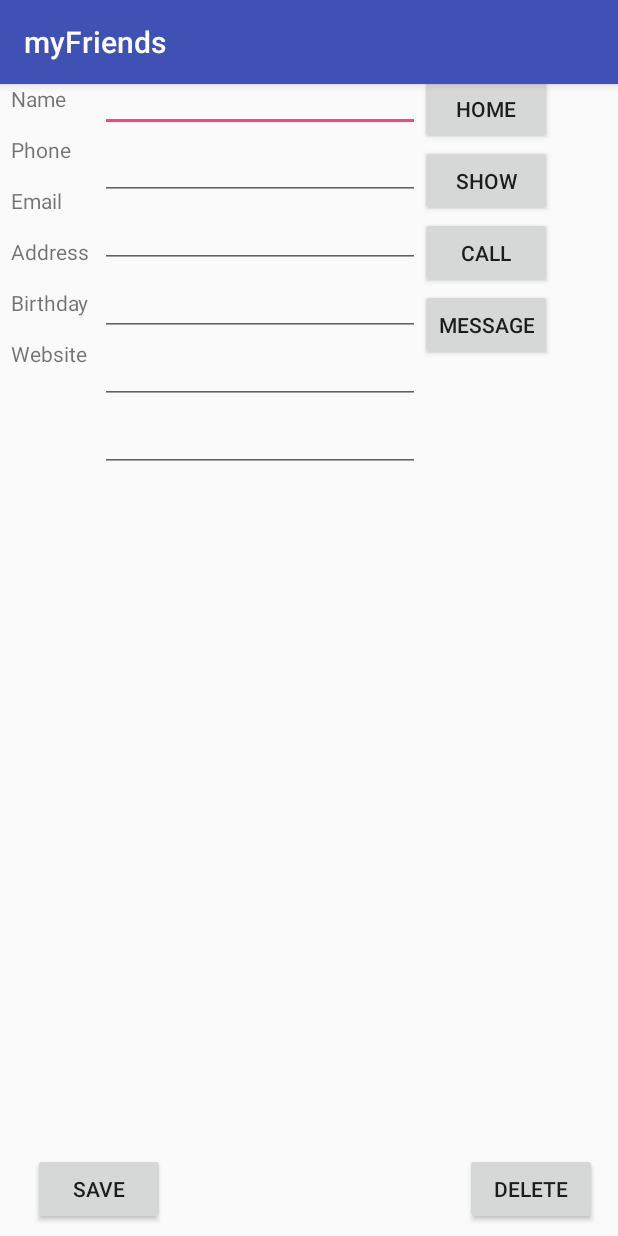
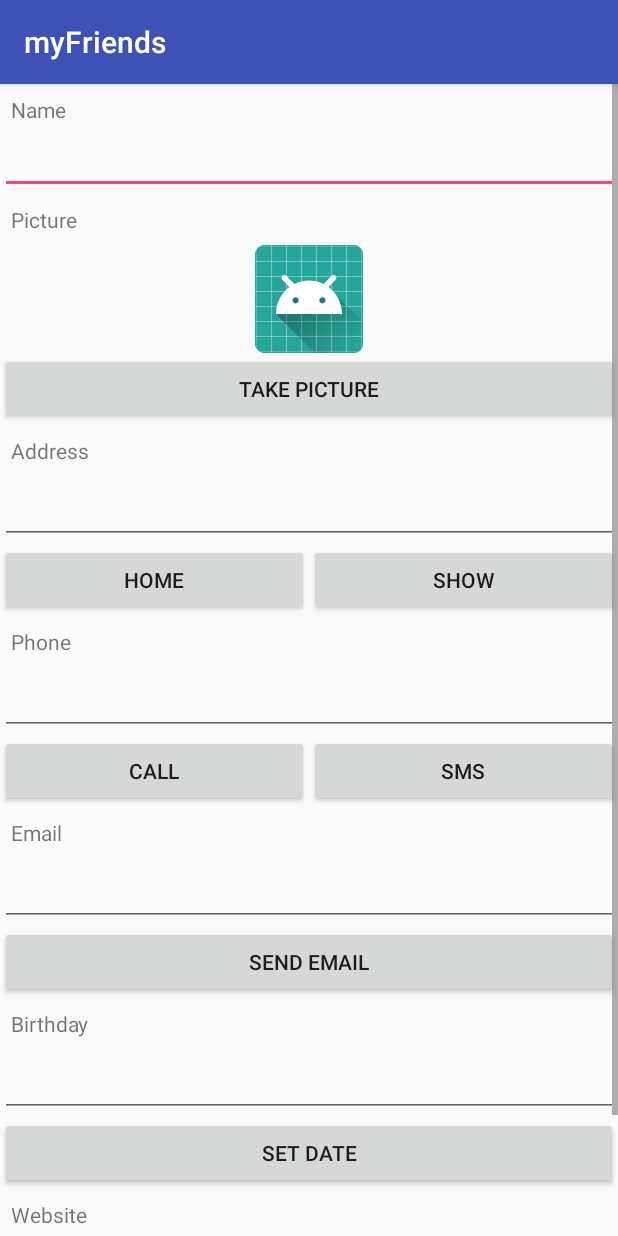
Before and after one commit to moystre/myFriends, an Android app: the DetailsActivity screen opened directly, with no data from a screen before it, on a phone screen of 412 x 824 dp. Run offline under Robolectric (Android 15) with nearby library versions, the phone set to English and light mode, and no system bars.

Commit message:
Fixed Details view

```diff
--- a/app/src/main/res/layout/activity_details.xml
+++ b/app/src/main/res/layout/activity_details.xml
@@ -9,23 +9,83 @@
     <RelativeLayout
         android:layout_width="wrap_content"
         android:layout_height="wrap_content"
-        android:layout_marginBottom="8dp"
         app:layout_constraintBottom_toBottomOf="parent"
         app:layout_constraintEnd_toEndOf="parent"
+        app:layout_constraintHorizontal_bias="1.0"
         app:layout_constraintStart_toStartOf="parent">
 
+        <ScrollView
+            android:layout_width="match_parent"
+            android:layout_height="match_parent">
+
             <LinearLayout
-            android:id="@+id/detailsMainRow"
                 android:layout_width="match_parent"
                 android:layout_height="wrap_content"
-            android:layout_alignParentStart="true"
-            android:layout_alignParentTop="true"
-            android:gravity="top"
-            android:orientation="horizontal">
+                android:orientation="vertical">
 
                 <LinearLayout
-                android:id="@+id/detailsTextViews"
+                    android:layout_width="match_parent"
+                    android:layout_height="wrap_content"
+                    android:orientation="vertical">
+
+                    <TextView
+                        android:id="@+id/friendDetailsNameLabel"
                         android:layout_width="wrap_content"
+                        android:layout_height="wrap_content"
+                        android:layout_weight="1"
+                        android:labelFor="@+id/friendDetailsNameEdit"
+                        android:layoutDirection="inherit"
+                        android:padding="7dp"
+                        android:text="@string/friendDetailsNameLabel"
+                        android:visibility="visible" />
+
+                    <EditText
+                        android:id="@+id/friendDetailsNameEdit"
+                        android:layout_width="match_parent"
+                        android:layout_height="wrap_content"
+                        android:layout_weight="1"
+                        android:ems="10"
+                        android:inputType="textPersonName"
+                        android:padding="7dp" />
+
+                </LinearLayout>
+
+                <LinearLayout
+                    android:layout_width="match_parent"
+                    android:layout_height="match_parent"
+                    android:layout_weight="1"
+                    android:orientation="vertical">
+
+                    <TextView
+                        android:id="@+id/friendDetailsPictureLabel"
+                        android:layout_width="wrap_content"
+                        android:layout_height="wrap_content"
+                        android:layout_weight="1"
+                        android:labelFor="@+id/friendDetailsPictureEdit"
+                        android:layoutDirection="inherit"
+                        android:padding="7dp"
+                        android:text="@string/friendDetailsPictureLabel"
+                        android:visibility="visible" />
+
+                    <ImageView
+                        android:id="@+id/friendDetailsPictureEdit"
+                        android:layout_width="match_parent"
+                        android:layout_height="wrap_content"
+                        android:layout_weight="1"
+                        app:srcCompat="@mipmap/ic_launcher" />
+
+                    <Button
+                        android:id="@+id/takePictureButton"
+                        android:layout_width="match_parent"
+                        android:layout_height="wrap_content"
+                        android:layout_weight="1"
+                        android:onClick="showOnMap"
+                        android:text="TAKE PICTURE" />
+
+                </LinearLayout>
+
+                <LinearLayout
+                    android:layout_width="match_parent"
                     android:layout_height="wrap_content"
                     android:orientation="vertical">
 
@@ -35,15 +95,56 @@
                         android:orientation="vertical">
 
                         <TextView
-                        android:id="@+id/nameTextView"
+                            android:id="@+id/friendDetailsAddressLabel"
+                            android:layout_width="wrap_content"
+                            android:layout_height="wrap_content"
+                            android:layout_weight="1"
+                            android:labelFor="@+id/friendDetailsAddressEdit"
+                            android:layoutDirection="inherit"
+                            android:padding="7dp"
+                            android:text="@string/friendDetailsAddressLabel"
+                            android:visibility="visible" />
+
+                        <EditText
+                            android:id="@+id/friendDetailsAddressEdit"
                             android:layout_width="match_parent"
                             android:layout_height="wrap_content"
-                        android:labelFor="@+id/nameEditText"
-                        android:layoutDirection="inherit"
-                        android:padding="7dp"
-                        android:text="Name"
-                        android:visibility="visible" />
+                            android:layout_weight="1"
+                            android:ems="10"
+                            android:inputType="textPostalAddress" />
+
                     </LinearLayout>
+
+                    <LinearLayout
+                        android:layout_width="match_parent"
+                        android:layout_height="wrap_content"
+                        android:layout_weight="1"
+                        android:orientation="horizontal">
+
+                        <Button
+                            android:id="@+id/setHomeAddressLocationButton"
+                            android:layout_width="wrap_content"
+                            android:layout_height="wrap_content"
+                            android:layout_weight="1"
+                            android:onClick="setHome"
+                            android:text="Home" />
+
+                        <Button
+                            android:id="@+id/showHomeAddressLocationButton"
+                            android:layout_width="wrap_content"
+                            android:layout_height="wrap_content"
+                            android:layout_weight="1"
+                            android:onClick="showOnMap"
+                            android:text="Show" />
+
+                    </LinearLayout>
+
+                </LinearLayout>
+
+                <LinearLayout
+                    android:layout_width="match_parent"
+                    android:layout_height="wrap_content"
+                    android:orientation="vertical">
 
                     <LinearLayout
                         android:layout_width="match_parent"
@@ -51,15 +152,55 @@
                         android:orientation="vertical">
 
                         <TextView
-                        android:id="@+id/phoneTextView"
+                            android:id="@+id/friendDetailsPhoneLabel"
+                            android:layout_width="wrap_content"
+                            android:layout_height="wrap_content"
+                            android:layout_weight="1"
+                            android:labelFor="@+id/friendDetailsPhoneEdit"
+                            android:layoutDirection="inherit"
+                            android:padding="7dp"
+                            android:text="@string/friendDetailsPhoneLabel"
+                            android:visibility="visible" />
+
+                        <EditText
+                            android:id="@+id/friendDetailsPhoneEdit"
                             android:layout_width="match_parent"
                             android:layout_height="wrap_content"
-                        android:labelFor="@+id/phoneEditText"
-                        android:layoutDirection="inherit"
-                        android:lineSpacingExtra="18sp"
-                        android:padding="7dp"
-                        android:text="Phone" />
+                            android:layout_weight="1"
+                            android:ems="10"
+                            android:inputType="phone" />
+
                     </LinearLayout>
+
+                    <LinearLayout
+                        android:layout_width="match_parent"
+                        android:layout_height="wrap_content"
+                        android:layout_weight="1"
+                        android:orientation="horizontal">
+
+                        <Button
+                            android:id="@+id/callButton"
+                            android:layout_width="wrap_content"
+                            android:layout_height="wrap_content"
+                            android:layout_weight="1"
+                            android:onClick="setHome"
+                            android:text="CALL" />
+
+                        <Button
+                            android:id="@+id/smsButton"
+                            android:layout_width="wrap_content"
+                            android:layout_height="wrap_content"
+                            android:layout_weight="1"
+                            android:onClick="showOnMap"
+                            android:text="SMS" />
+
+                    </LinearLayout>
+                </LinearLayout>
+
+                <LinearLayout
+                    android:layout_width="match_parent"
+                    android:layout_height="wrap_content"
+                    android:orientation="vertical">
 
                     <LinearLayout
                         android:layout_width="match_parent"
@@ -67,185 +208,133 @@
                         android:orientation="vertical">
 
                         <TextView
-                        android:id="@+id/emailTextView"
+                            android:id="@+id/friendDetailsEmailLabel"
+                            android:layout_width="wrap_content"
+                            android:layout_height="wrap_content"
+                            android:layout_weight="1"
+                            android:labelFor="@+id/friendDetailsEmailEdit"
+                            android:layoutDirection="inherit"
+                            android:padding="7dp"
+                            android:text="@string/friendDetailsEmailLabel"
+                            android:visibility="visible" />
+
+                        <EditText
+                            android:id="@+id/friendDetailsEmailEdit"
                             android:layout_width="match_parent"
                             android:layout_height="wrap_content"
-                        android:labelFor="@+id/emailEditText"
+                            android:layout_weight="1"
+                            android:ems="10"
+                            android:inputType="textEmailAddress" />
+
+                    </LinearLayout>
+
+                    <LinearLayout
+                        android:layout_width="match_parent"
+                        android:layout_height="wrap_content"
+                        android:layout_weight="1"
+                        android:orientation="horizontal">
+
+                        <Button
+                            android:id="@+id/sendEmailButton"
+                            android:layout_width="wrap_content"
+                            android:layout_height="wrap_content"
+                            android:layout_weight="1"
+                            android:onClick="showOnMap"
+                            android:text="SEND EMAIL" />
+
+                    </LinearLayout>
+                </LinearLayout>
+
+                <LinearLayout
+                    android:layout_width="match_parent"
+                    android:layout_height="wrap_content"
+                    android:orientation="vertical">
+
+                    <LinearLayout
+                        android:layout_width="match_parent"
+                        android:layout_height="wrap_content"
+                        android:orientation="vertical">
+
+                        <TextView
+                            android:id="@+id/friendDetailsBirthdayLabel"
+                            android:layout_width="wrap_content"
+                            android:layout_height="wrap_content"
+                            android:layout_weight="1"
+                            android:labelFor="@+id/friendDetailsBirthdayEdit"
                             android:layoutDirection="inherit"
-                        android:lineSpacingExtra="18sp"
                             android:padding="7dp"
-                        android:text="Email" />
+                            android:text="@string/friendDetailsBirthdayLabel"
+                            android:visibility="visible" />
+
+                        <EditText
+                            android:id="@+id/friendDetailsBirthdayEdit"
+                            android:layout_width="match_parent"
+                            android:layout_height="wrap_content"
+                            android:layout_weight="1"
+                            android:ems="10"
+                            android:inputType="text|date" />
+
+                    </LinearLayout>
+
+                    <LinearLayout
+                        android:layout_width="match_parent"
+                        android:layout_height="wrap_content"
+                        android:layout_weight="1"
+                        android:orientation="horizontal">
+
+                        <Button
+                            android:id="@+id/setDateButton"
+                            android:layout_width="wrap_content"
+                            android:layout_height="wrap_content"
+                            android:layout_weight="1"
+                            android:onClick="showOnMap"
+                            android:text="SET DATE" />
+
+                    </LinearLayout>
+                </LinearLayout>
+
+                <LinearLayout
+                    android:layout_width="match_parent"
+                    android:layout_height="wrap_content"
+                    android:orientation="vertical">
+
+                    <TextView
+                        android:id="@+id/friendDetailsWebsiteLabel"
+                        android:layout_width="wrap_content"
+                        android:layout_height="wrap_content"
+                        android:layout_weight="1"
+                        android:labelFor="@+id/friendDetailsWebsiteEdit"
+                        android:layoutDirection="inherit"
+                        android:padding="7dp"
+                        android:text="@string/friendDetailsWebsiteLabel"
+                        android:visibility="visible" />
+
+                    <EditText
+                        android:id="@+id/addressEditText"
+                        android:layout_width="match_parent"
+                        android:layout_height="wrap_content"
+                        android:layout_weight="1"
+                        android:ems="10"
+                        android:inputType="textPersonName"
+                        android:padding="7dp" />
+
                 </LinearLayout>
 
                 <LinearLayout
                     android:layout_width="match_parent"
                     android:layout_height="match_parent"
-                    android:orientation="vertical">
+                    android:orientation="horizontal">
 
-                    <TextView
-                        android:id="@+id/addressTextView"
-                        android:layout_width="match_parent"
+                    <Button
+                        android:id="@+id/saveProfileButton"
+                        android:layout_width="wrap_content"
                         android:layout_height="wrap_content"
-                        android:labelFor="@+id/addressEditText"
-                        android:layoutDirection="inherit"
-                        android:lineSpacingExtra="18sp"
-                        android:padding="7dp"
-                        android:text="Address" />
-                </LinearLayout>
-
-                <LinearLayout
-                    android:layout_width="match_parent"
-                    android:layout_height="match_parent"
-                    android:orientation="vertical">
-
-                    <TextView
-                        android:id="@+id/birthdayTextView"
-                        android:layout_width="match_parent"
-                        android:layout_height="wrap_content"
-                        android:labelFor="@+id/birthdayEditText"
-                        android:layoutDirection="inherit"
-                        android:lineSpacingExtra="18sp"
-                        android:padding="7dp"
-                        android:text="Birthday" />
-                </LinearLayout>
-
-                <LinearLayout
-                    android:layout_width="match_parent"
-                    android:layout_height="match_parent"
-                    android:orientation="vertical">
-
-                    <TextView
-                        android:id="@+id/websiteTextView"
-                        android:layout_width="match_parent"
-                        android:layout_height="wrap_content"
-                        android:labelFor="@+id/websiteEditText"
-                        android:layoutDirection="inherit"
-                        android:lineSpacingExtra="18sp"
-                        android:padding="7dp"
-                        android:text="Website" />
+                        android:layout_weight="1"
+                        android:onClick="setHome"
+                        android:text="SAVE PROFILE" />
                 </LinearLayout>
 
             </LinearLayout>
-
-            <LinearLayout
-                android:id="@+id/detailsEditTexts"
-                android:layout_width="wrap_content"
-                android:layout_height="wrap_content"
-                android:gravity="top"
-                android:orientation="vertical">
-
-                <EditText
-                    android:id="@+id/nameEditText"
-                    android:layout_width="wrap_content"
-                    android:layout_height="wrap_content"
-                    android:ems="10"
-                    android:inputType="textPersonName"
-                    android:padding="7dp" />
-
-                <EditText
-                    android:id="@+id/addressEditText"
-                    android:layout_width="wrap_content"
-                    android:layout_height="wrap_content"
-                    android:ems="10"
-                    android:inputType="textPostalAddress" />
-
-                <EditText
-                    android:id="@+id/phoneEditText"
-                    android:layout_width="wrap_content"
-                    android:layout_height="wrap_content"
-                    android:ems="10"
-                    android:inputType="phone" />
-
-                <EditText
-                    android:id="@+id/emailEditText"
-                    android:layout_width="wrap_content"
-                    android:layout_height="wrap_content"
-                    android:ems="10"
-                    android:inputType="textEmailAddress" />
-
-                <EditText
-                    android:id="@+id/birthdayEditText"
-                    android:layout_width="wrap_content"
-                    android:layout_height="wrap_content"
-                    android:ems="10"
-                    android:inputType="date" />
-
-                <EditText
-                    android:id="@+id/websiteEditText"
-                    android:layout_width="wrap_content"
-                    android:layout_height="wrap_content"
-                    android:ems="10"
-                    android:inputType="textWebEmailAddress" />
-            </LinearLayout>
-
-            <LinearLayout
-                android:id="@+id/detailsButtons"
-                android:layout_width="match_parent"
-                android:layout_height="match_parent"
-                android:orientation="vertical">
-
-                <Button
-                    android:id="@+id/setHomeButton"
-                    android:layout_width="wrap_content"
-                    android:layout_height="wrap_content"
-                    android:onClick="setHome"
-                    android:text="Home" />
-
-                <Button
-                    android:id="@+id/showOnMapButton"
-                    android:layout_width="wrap_content"
-                    android:layout_height="wrap_content"
-                    android:onClick="showOnMap"
-                    android:text="Show" />
-
-                <Button
-                    android:id="@+id/callButton"
-                    android:layout_width="wrap_content"
-                    android:layout_height="wrap_content"
-                    android:onClick="call"
-                    android:text="Call" />
-
-                <Button
-                    android:id="@+id/messageButton"
-                    android:layout_width="wrap_content"
-                    android:layout_height="wrap_content"
-                    android:onClick="message"
-                    android:text="Message" />
-            </LinearLayout>
-
-        </LinearLayout>
-
-        <FrameLayout
-            android:id="@+id/pictureFrame"
-            android:layout_width="wrap_content"
-            android:layout_height="wrap_content"
-            android:layout_alignParentStart="true"
-            android:layout_centerVertical="true"
-            android:padding="5dp"
-            android:visibility="visible">
-
-        </FrameLayout>
-
-        <Button
-            android:id="@+id/deleteFriendButton"
-            android:layout_width="wrap_content"
-            android:layout_height="wrap_content"
-            android:layout_alignParentBottom="true"
-            android:layout_alignParentEnd="true"
-            android:layout_marginEnd="14dp"
-            android:elevation="0dp"
-            android:onClick="deleteFriend"
-            android:text="Delete" />
-
-        <Button
-            android:id="@+id/saveFriendButton"
-            android:layout_width="wrap_content"
-            android:layout_height="wrap_content"
-            android:layout_alignParentBottom="true"
-            android:layout_alignParentStart="true"
-            android:layout_marginStart="22dp"
-            android:onClick="saveFriend"
-            android:text="Save" />
-
+        </ScrollView>
     </RelativeLayout>
 </android.support.constraint.ConstraintLayout>
```
Lines whose indentation alone changed are shown as unchanged.
